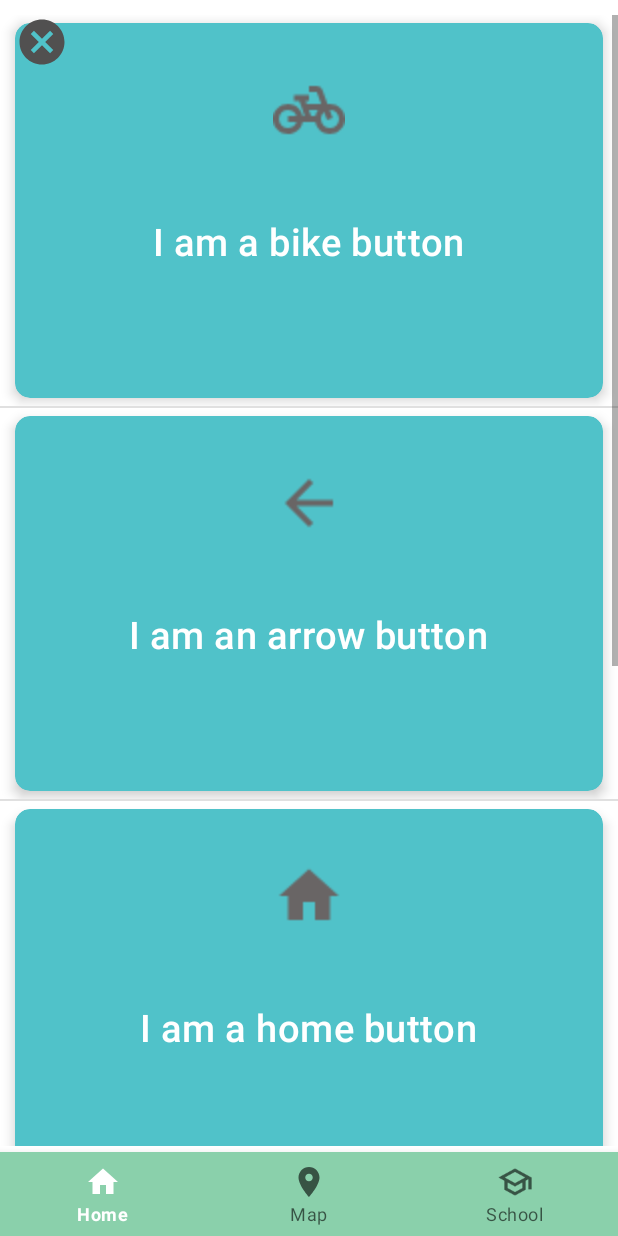
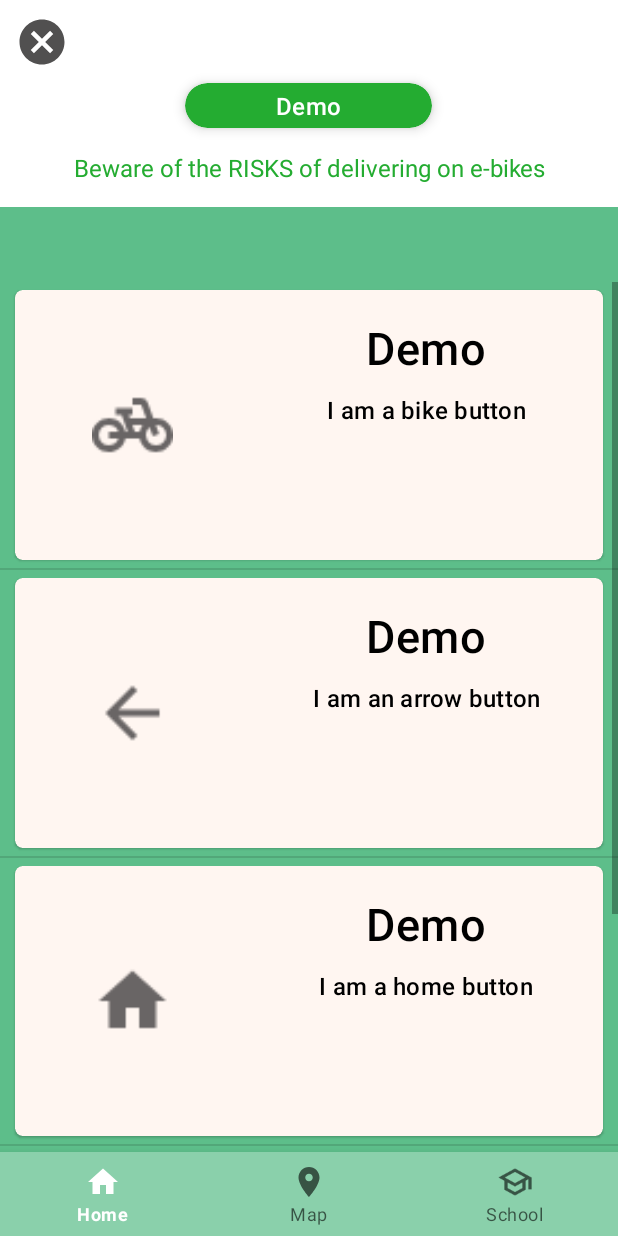
Before and after one commit to M-POSD/SaFoDel, an Android app built with Jetpack Compose: the Tip1Fragment screen opened through its navigation route, on a phone screen of 412 x 824 dp. Run offline under Robolectric (Android 15) with nearby library versions, the phone set to English and light mode, and no system bars; libraries missing offline, so code that uses them is left out: me.jessyan.autosize; 2 statements that could not run were skipped.

Commit message:
update tip fragment page

```diff
--- a/app/src/main/java/com/example/safodel/adapter/Tip1Adapter.kt
+++ b/app/src/main/java/com/example/safodel/adapter/Tip1Adapter.kt
@@ -2,10 +2,9 @@ package com.example.safodel.adapter
 
 import android.content.Context
 import android.view.LayoutInflater
-import android.view.View
 import android.view.ViewGroup
 import androidx.recyclerview.widget.RecyclerView
-import com.example.safodel.databinding.LargeCardBinding
+import com.example.safodel.databinding.DetailCardBinding
 import com.example.safodel.model.Tip1Info
 
 class Tip1Adapter(val contxt: Context, tips: MutableList<Tip1Info>) :
@@ -13,7 +12,7 @@ class Tip1Adapter(val contxt: Context, tips: MutableList<Tip1Info>) :
     private var tip1Info: MutableList<Tip1Info> = tips
 
     override fun onCreateViewHolder(parent: ViewGroup, viewType: Int): ViewHolder {
-        val binding: LargeCardBinding = LargeCardBinding.inflate(LayoutInflater.from(parent.context), parent, false)
+        val binding: DetailCardBinding = DetailCardBinding.inflate(LayoutInflater.from(parent.context), parent, false)
         return ViewHolder(binding)
     }
 
@@ -21,14 +20,16 @@ class Tip1Adapter(val contxt: Context, tips: MutableList<Tip1Info>) :
         val info: Tip1Info = tip1Info[position]
 
         viewHolder.binding.image.setImageResource(info.image)
-        viewHolder.binding.text.text = (info.description)
+        viewHolder.binding.subtitle.text =  "Work smart, not hard"
+
+        viewHolder.binding.subtitle.text = info.description
     }
 
     override fun getItemCount(): Int {
         return tip1Info.size
     }
 
-    class ViewHolder(binding: LargeCardBinding) : RecyclerView.ViewHolder(binding.root) {
-        val binding: LargeCardBinding = binding
+    class ViewHolder(binding: DetailCardBinding) : RecyclerView.ViewHolder(binding.root) {
+        val binding: DetailCardBinding = binding
     }
 }
--- /dev/null
+++ b/app/src/main/res/layout/detail_card.xml
@@ -0,0 +1,70 @@
+<?xml version="1.0" encoding="utf-8"?>
+<LinearLayout xmlns:android="http://schemas.android.com/apk/res/android"
+    xmlns:app="http://schemas.android.com/apk/res-auto"
+    android:layout_width="match_parent"
+    android:layout_height="wrap_content"
+    android:orientation="horizontal">
+
+    <com.google.android.material.card.MaterialCardView
+        android:id="@+id/card"
+        android:layout_width="match_parent"
+        android:layout_height="wrap_content"
+        android:layout_marginHorizontal="10dp"
+        android:layout_marginVertical="5dp"
+        android:checkable="true"
+        android:clickable="true"
+        android:focusable="true"
+        app:cardBackgroundColor="#FFF6F1"
+        app:cardCornerRadius="5dp">
+
+        <LinearLayout
+            android:layout_width="match_parent"
+            android:layout_height="wrap_content"
+            android:orientation="horizontal"
+            android:weightSum="1">
+
+            <ImageView
+                android:id="@+id/image"
+                android:layout_width="0dp"
+                android:layout_height="wrap_content"
+                android:layout_gravity="center"
+                android:layout_weight="0.4"
+                android:scaleX="2.25"
+                android:scaleY="2.25"
+                android:src="@drawable/book" />
+
+            <LinearLayout
+                android:id="@+id/cardLayout"
+                android:layout_marginTop="10dp"
+                android:layout_width="0dp"
+                android:layout_height="170dp"
+                android:layout_weight="0.6"
+                android:orientation="vertical"
+                android:padding="8dp">
+
+                <TextView
+                    android:id="@+id/title"
+                    android:layout_width="wrap_content"
+                    android:layout_height="wrap_content"
+                    android:layout_gravity="center"
+                    android:text="Demo"
+                    android:textAppearance="?attr/textAppearanceHeadline6"
+                    android:textColor="@color/black"
+                    android:layout_marginBottom="10dp"
+                    android:textSize="30dp" />
+
+                <TextView
+                    android:id="@+id/subtitle"
+                    android:layout_width="wrap_content"
+                    android:layout_height="wrap_content"
+                    android:layout_gravity="center"
+                    android:text="Demo"
+                    android:textAppearance="?attr/textAppearanceHeadline6"
+                    android:textColor="@color/black"
+                    android:textSize="16dp" />
+
+            </LinearLayout>
+        </LinearLayout>
+
+    </com.google.android.material.card.MaterialCardView>
+</LinearLayout>
--- /dev/null
+++ b/app/src/main/res/layout/extreme_small.xml
@@ -0,0 +1,39 @@
+<?xml version="1.0" encoding="utf-8"?>
+<LinearLayout xmlns:android="http://schemas.android.com/apk/res/android"
+    xmlns:app="http://schemas.android.com/apk/res-auto"
+    android:layout_width="match_parent"
+    android:layout_height="wrap_content"
+    android:weightSum="1"
+    android:gravity="center"
+    android:orientation="horizontal">
+    <com.google.android.material.card.MaterialCardView
+        android:id="@+id/card"
+        android:layout_width="0dp"
+        android:layout_weight="0.4"
+        android:layout_height="wrap_content"
+        android:layout_marginVertical="10dp"
+        android:checkable="true"
+        app:cardElevation="5dp"
+        app:cardCornerRadius="50dp"
+        app:cardBackgroundColor="@color/secondary_green">
+
+        <LinearLayout
+            android:id="@+id/cardLayout"
+            android:layout_width="match_parent"
+            android:layout_height="30dp"
+            android:gravity="center"
+            android:orientation="vertical">
+
+            <TextView
+                android:id="@+id/editText"
+                android:layout_width="wrap_content"
+                android:layout_height="wrap_content"
+                android:textColor="@color/white"
+                android:layout_marginHorizontal="10dp"
+                android:textSize="16dp"
+                android:text="Demo"
+                android:textAppearance="?attr/textAppearanceHeadline6" />
+        </LinearLayout>
+
+    </com.google.android.material.card.MaterialCardView>
+</LinearLayout>
--- a/app/src/main/res/layout/fragment_tip1.xml
+++ b/app/src/main/res/layout/fragment_tip1.xml
@@ -1,24 +1,50 @@
 <?xml version="1.0" encoding="utf-8"?>
 
 <androidx.coordinatorlayout.widget.CoordinatorLayout xmlns:android="http://schemas.android.com/apk/res/android"
+    xmlns:app="http://schemas.android.com/apk/res-auto"
     xmlns:tools="http://schemas.android.com/tools"
     android:layout_width="match_parent"
     android:layout_height="match_parent"
-    xmlns:app="http://schemas.android.com/apk/res-auto"
     tools:context=".fragment.home.epic1.Tip1Fragment">
 
-    <androidx.recyclerview.widget.RecyclerView
-        android:id="@+id/recyclerView"
+    <LinearLayout
         android:layout_width="match_parent"
-        android:layout_height="wrap_content"
-        android:layout_marginTop="10dp"
-        android:layout_marginBottom="60dp"
-        android:scrollbars="vertical" />
+        android:layout_height="match_parent"
+        android:layout_marginTop="45dp"
+        android:orientation="vertical">
+
+        <include
+            android:id="@+id/extreme_small"
+            layout="@layout/extreme_small" />
+        <TextView
+            android:layout_width="match_parent"
+            android:layout_height="wrap_content"
+            android:id="@+id/notification"
+            android:layout_marginTop="5dp"
+            android:layout_marginBottom="15dp"
+            android:text="Beware of the RISKS of delivering on e-bikes"
+            android:gravity="center"
+            android:textColor="@color/secondary_green"
+            android:textSize="16dp" />
+        <LinearLayout
+            android:layout_width="match_parent"
+            android:layout_height="match_parent"
+            android:background="@color/primary_green"
+            android:orientation="vertical">
+
+        <androidx.recyclerview.widget.RecyclerView
+            android:id="@+id/recyclerView"
+            android:layout_width="match_parent"
+            android:layout_height="match_parent"
+            android:layout_marginTop="50dp"
+            android:scrollbars="vertical" />
+        </LinearLayout>
+    </LinearLayout>
 
 
     <include
-        layout="@layout/simple_toolbar"
-        android:id="@+id/toolbar"/>
+        android:id="@+id/toolbar"
+        layout="@layout/simple_toolbar" />
 
 
 </androidx.coordinatorlayout.widget.CoordinatorLayout>
--- a/app/src/main/res/layout/large_card.xml
+++ /dev/null
@@ -1,48 +0,0 @@
-<?xml version="1.0" encoding="utf-8"?>
-<LinearLayout xmlns:android="http://schemas.android.com/apk/res/android"
-    xmlns:app="http://schemas.android.com/apk/res-auto"
-    android:layout_width="match_parent"
-    android:layout_height="wrap_content"
-    android:orientation="horizontal">
-    <com.google.android.material.card.MaterialCardView
-        android:id="@+id/card"
-        android:layout_width="match_parent"
-        android:layout_height="wrap_content"
-        android:layout_marginHorizontal="10dp"
-        android:layout_marginVertical="5dp"
-        app:cardElevation="5dp"
-        app:cardCornerRadius="10dp"
-        app:cardBackgroundColor="@color/green_blue">
-
-        <LinearLayout
-            android:id="@+id/cardLayout"
-            android:layout_width="match_parent"
-            android:layout_height="250dp"
-            android:orientation="vertical"
-            android:padding="8dp">
-
-            <ImageView
-                android:id="@+id/image"
-                android:layout_width="wrap_content"
-                android:layout_height="wrap_content"
-                android:layout_gravity="center"
-                android:layout_marginTop="30dp"
-                android:layout_marginBottom="50dp"
-                android:scaleY="2"
-                android:scaleX="2"
-                android:padding="8dp"
-                android:src="@android:drawable/ic_menu_close_clear_cancel"/>
-
-            <TextView
-                android:id="@+id/text"
-                android:layout_gravity="center"
-                android:layout_width="wrap_content"
-                android:layout_height="wrap_content"
-                android:textColor="@color/white"
-                android:textSize="25dp"
-                android:text="Demo"
-                android:textAppearance="?attr/textAppearanceHeadline6" />
-        </LinearLayout>
-
-    </com.google.android.material.card.MaterialCardView>
-</LinearLayout>
--- a/app/src/main/res/layout/simple_tabbar.xml
+++ b/app/src/main/res/layout/simple_tabbar.xml
@@ -22,14 +22,15 @@
         android:layout_height="wrap_content"
         android:layout_below="@id/tabLayout"
         android:background="@color/white"
-        android:layout_marginBottom="10dp"
+        android:layout_marginBottom="20dp"
         android:id="@+id/linearLayout">
+
         <TextView
+            android:id="@+id/notification"
             android:layout_width="match_parent"
             android:layout_height="wrap_content"
-            android:id="@+id/notification"
+            android:gravity="center"
             android:text="Find how to ride safely while delivering food"
-            android:gravity="center"
             android:textColor="@color/secondary_green"
             android:textSize="16dp" />
     </LinearLayout>
```
Also changed, not shown: app/src/main/res/drawable-xhdpi/book.png (added).
